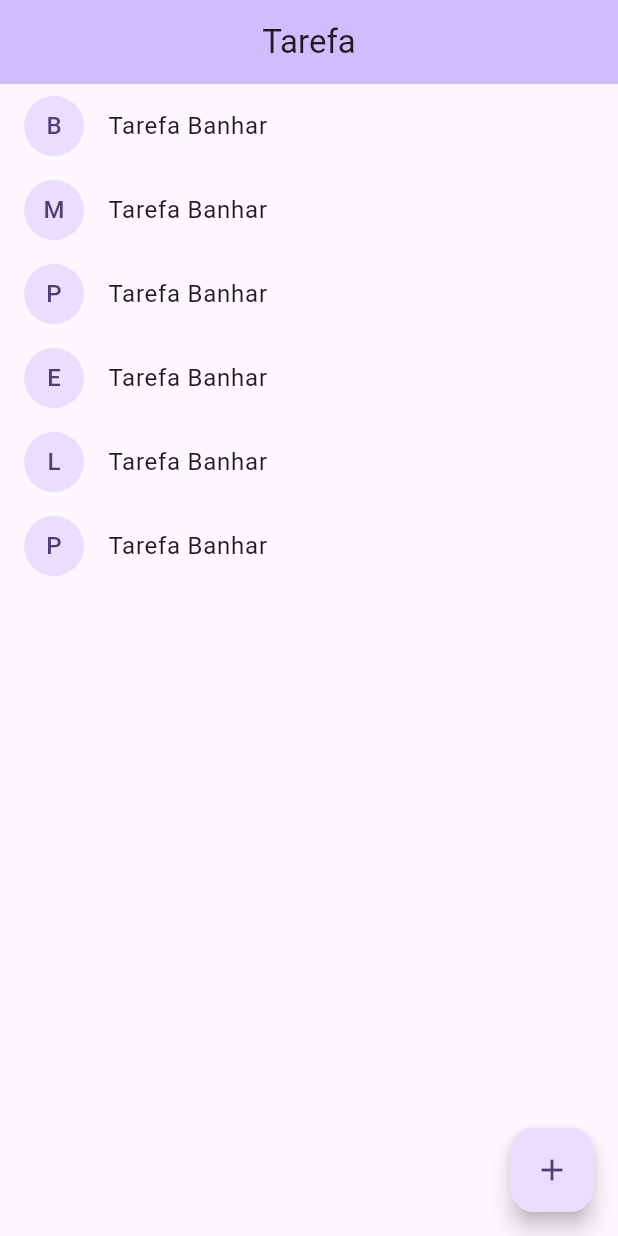
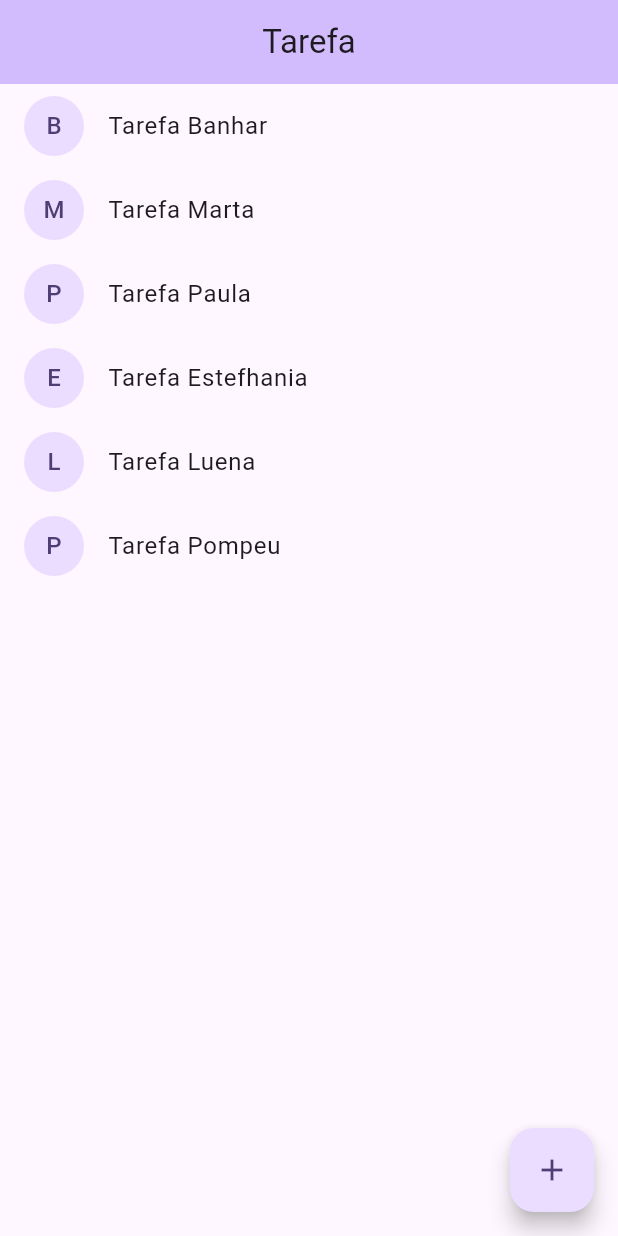
Before and after one commit to mbala-sadraue/flutter-estudos, a Flutter app: the screen it shows after launch, on a phone screen of 412 x 824 dp. Run offline on Flutter 3.47's test engine with Material 3 defaults, Android fonts, the phone set to English and light mode, and no system bars; our stand-ins replace get, image_picker, permission_handler, sqflite; accounts and stored records are empty.

Commit message:
permitir adicionar novo evento

```diff
--- a/fluxo/lib/modules/tarefas/respositories/tarefa_repository.dart
+++ b/fluxo/lib/modules/tarefas/respositories/tarefa_repository.dart
@@ -24,6 +24,7 @@ class TarefaRepository{
 
   Future<List<Tarefa>> postTarefa(Tarefa tarefa){
 
+      _tarefas.add(tarefa);
     return Future.delayed(
      const  Duration(seconds:2 ),
      () => _tarefas
--- a/fluxo/lib/modules/tarefas/ui/home_page.dart
+++ b/fluxo/lib/modules/tarefas/ui/home_page.dart
@@ -4,6 +4,7 @@ import 'package:flutter/material.dart';
 import 'package:fluxo/modules/tarefas/bloc/tarefa_bloc.dart';
 import 'package:fluxo/modules/tarefas/bloc/tarefa_event.dart';
 import 'package:fluxo/modules/tarefas/bloc/tarefa_sate.dart';
+import 'package:fluxo/modules/tarefas/modules/tarefa.dart';
 
 class HomePageTask extends StatelessWidget {
   final String title;
@@ -28,7 +29,7 @@ class HomePageTask extends StatelessWidget {
             child: StreamBuilder<TarefaState>(
                 stream: tarefaBloc.tarefaState,
                 builder: (context, state) {
-                  if (state is TarefaLoadingState) {
+                  if (state .data is TarefaLoadingState) {
                     print("Entruiu");
                     return const Center(
                       child: CircularProgressIndicator(),
@@ -43,7 +44,7 @@ class HomePageTask extends StatelessWidget {
                             leading: CircleAvatar(
                               child: Text(terefas[index].nome[0]),
                             ),
-                            title: Text("Tarefa ${terefas[0].nome}"),
+                            title: Text("Tarefa ${terefas[index].nome}"),
                           );
                         });
                   }
@@ -59,7 +60,9 @@ class HomePageTask extends StatelessWidget {
       ),
       floatingActionButton: FloatingActionButton(
         child: Icon(Icons.add),
-        onPressed: () {},
+        onPressed: () {
+          tarefaBloc.inputTarefa.add(PostTarefa(tarefa: Tarefa("Caminhar")));
+        },
       ),
     );
   }
```
